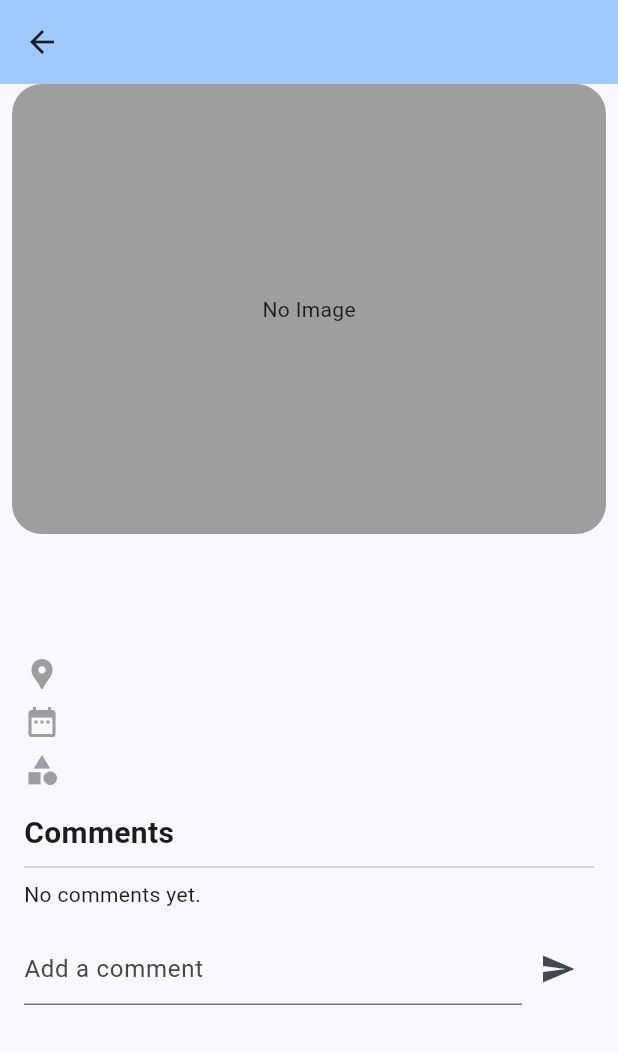
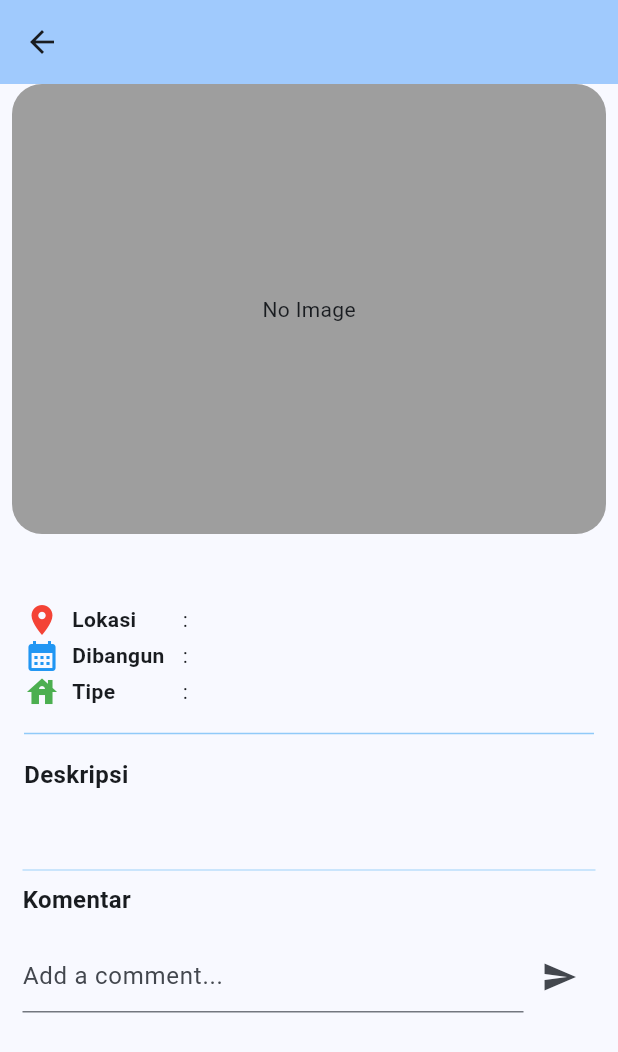
Before and after one commit to firshoot/batik_nasional, a Flutter app: the DetailScreen screen opened directly with empty values, on a phone screen of 412 x 824 dp. Shown: the top 1052 px of the screen. Run offline on Flutter 3.47's test engine with Material 3 defaults, Android fonts, the phone set to English and light mode, and no system bars; our stand-ins replace cached_network_image, cloud_firestore, firebase_auth, firebase_core, firebase_storage, google_sign_in and 2 more; accounts and stored records are empty.

Commit message:
membuat fungsi searchscreen
menjalankan fungsi searchscreen agar berfuunsgi dengan mencari namanya

```diff
--- a/batik_nasional/lib/home_screen.dart
+++ b/batik_nasional/lib/home_screen.dart
@@ -27,8 +27,16 @@ class Batik {
   });
 }
 
-class HomeScreen extends StatelessWidget {
+  class HomeScreen extends StatefulWidget {
     const HomeScreen({Key? key}) : super(key: key);
+
+    @override
+    _HomeScreenState createState() => _HomeScreenState();
+  }
+
+  class _HomeScreenState extends State<HomeScreen> {
+    final TextEditingController _searchController = TextEditingController();
+    String _searchQuery = '';
 
   Future<void> signOut(BuildContext context) async {
     await auth.FirebaseAuth.instance.signOut();
@@ -61,6 +69,7 @@ class HomeScreen extends StatelessWidget {
           child: Container(
             width: MediaQuery.of(context).size.width * 0.6,
             child: TextField(
+              controller: _searchController,
               decoration: const InputDecoration(
                 hintText: 'Search...',
                 hintStyle: TextStyle(color: Colors.white70),
@@ -69,7 +78,9 @@ class HomeScreen extends StatelessWidget {
               ),
               style: const TextStyle(color: Colors.white),
               onChanged: (query) {
-                // Implement search functionality
+                setState(() {
+                  _searchQuery = query;
+                });
               },
             ),
           ),
@@ -168,8 +179,13 @@ class HomeScreen extends StatelessWidget {
             return const Center(child: Text('Postingan Masih Kosong'));
           }
 
+          var filteredDocs = snapshot.data!.docs.where((document) {
+            var name = document['name'].toString().toLowerCase();
+            return name.contains(_searchQuery.toLowerCase());
+          }).toList();
+
           return ListView(
-            children: snapshot.data!.docs.map((document) {
+            children: filteredDocs.map((document) {
               List<String> imageUrls = List<String>.from(document['imageUrls']);
               String firstImageUrl = imageUrls.isNotEmpty ? imageUrls[0] : '';
 
@@ -326,94 +342,138 @@ class _DetailScreenState extends State<DetailScreen> {
               child: Column(
                 crossAxisAlignment: CrossAxisAlignment.start,
                 children: [
+                  const SizedBox(height: 8),
                   Text(
                     widget.batik.name,
-                    style: const TextStyle(fontSize: 24, fontWeight: FontWeight.bold),
+                    style: const TextStyle(
+                      fontSize: 20,
+                      fontWeight: FontWeight.bold,
                     ),
-                  const SizedBox(height: 8),
-                  Text(
-                    widget.batik.description,
-                    style: const TextStyle(fontSize: 16),
-                  ),
-                  const SizedBox(height: 16),
-                  Row(
-                    children: [
-                      const Icon(Icons.location_pin, color: Colors.grey),
-                      const SizedBox(width: 8),
-                      Text(widget.batik.location),
-                    ],
                   ),
                   const SizedBox(height: 8),
                   Row(
                     children: [
-                      const Icon(Icons.date_range, color: Colors.grey),
+                      const Icon(
+                        Icons.place,
+                        color: Colors.red,
+                      ),
                       const SizedBox(width: 8),
-                      Text(widget.batik.built),
+                      const SizedBox(
+                        width: 70,
+                        child: Text(
+                          'Lokasi',
+                          style: TextStyle(fontWeight: FontWeight.bold),
+                        ),
+                      ),
+                      Text(' : ${widget.batik.location}')
+                    ],
+                  ),
+                  Row(
+                    children: [
+                      const Icon(
+                        Icons.calendar_month,
+                        color: Colors.blue,
+                      ),
+                      const SizedBox(width: 8),
+                      const SizedBox(
+                        width: 70,
+                        child: Text(
+                          'Dibangun',
+                          style: TextStyle(fontWeight: FontWeight.bold),
+                        ),
+                      ),
+                      Text(' : ${widget.batik.built}')
+                    ],
+                  ),
+                  Row(
+                    children: [
+                      const Icon(
+                        Icons.house,
+                        color: Colors.green,
+                      ),
+                      const SizedBox(width: 8),
+                      const SizedBox(
+                        width: 70,
+                        child: Text(
+                          'Tipe',
+                          style: TextStyle(fontWeight: FontWeight.bold),
+                        ),
+                      ),
+                      Text(' : ${widget.batik.type}')
                     ],
                   ),
                   const SizedBox(height: 8),
-                  Row(
-                    children: [
-                      const Icon(Icons.category, color: Colors.grey),
-                      const SizedBox(width: 8),
-                      Text(widget.batik.type),
+                  Divider(color: Colors.blue.shade200),
+                  const SizedBox(height: 8),
+                  const Text(
+                    'Deskripsi',
+                    style: TextStyle(fontSize: 16, fontWeight: FontWeight.bold),
+                  ),
+                  const SizedBox(height: 8),
+                  Text(widget.batik.description),
                 ],
               ),
-                  const SizedBox(height: 16),
+            ),
+            Padding(
+              padding: const EdgeInsets.all(15),
+              child: Column(
+                crossAxisAlignment: CrossAxisAlignment.start,
+                children: [
+                  Divider(color: Colors.blue.shade100),
                   const Text(
-                    'Comments',
-                    style: TextStyle(fontSize: 20, fontWeight: FontWeight.bold),
+                    'Komentar',
+                    style: TextStyle(fontSize: 16, fontWeight: FontWeight.bold),
                   ),
-                  const Divider(),
-                  StreamBuilder<QuerySnapshot>(
+                  const SizedBox(height: 8),
+                  StreamBuilder(
                     stream: FirebaseFirestore.instance
                         .collection('comments')
                         .where('postId', isEqualTo: widget.batik.name)
                         .orderBy('timestamp', descending: true)
                         .snapshots(),
-                    builder: (context, snapshot) {
+                    builder: (context, AsyncSnapshot<QuerySnapshot> snapshot) {
                       if (!snapshot.hasData) {
-                        return const CircularProgressIndicator();
+                        return const Center(child: CircularProgressIndicator());
                       }
 
-                      var comments = snapshot.data!.docs;
-
-                      if (comments.isEmpty) {
-                        return const Text('No comments yet.');
-                      }
-
-                      return ListView.builder(
+                      return ListView(
                         shrinkWrap: true,
-                        itemCount: comments.length,
-                        itemBuilder: (context, index) {
-                          var comment = comments[index];
+                        children: snapshot.data!.docs.map((document) {
                           return ListTile(
-                            title: Text(comment['comment']),
+                            title: Text(document['comment']),
                             subtitle: Text(
-                                comment['timestamp'].toDate().toString()),
+                                document['timestamp'].toDate().toString()),
                           );
-                        },
+                        }).toList(),
                       );
                     },
                   ),
-                  const SizedBox(height: 16),
-                  if (isSignedIn)
-                    Row(
+                  const SizedBox(height: 8),
+                  isSignedIn
+                      ? Row(
                           children: [
                             Expanded(
                               child: TextField(
                                 controller: _commentController,
-                            decoration:
-                                const InputDecoration(hintText: 'Add a comment'),
+                                decoration: const InputDecoration(
+                                  hintText: 'Add a comment...',
+                                ),
                               ),
                             ),
                             IconButton(
                               icon: const Icon(Icons.send),
                               onPressed: () {
-                            _postComment(widget.batik.name, _commentController.text);
+                                _postComment(widget.batik.name,
+                                    _commentController.text);
                               },
                             ),
                           ],
+                        )
+                      : const Center(
+                          child: Text(
+                            'Sign in to post comments',
+                            style: TextStyle(color: Colors.red),
+                          ),
                         ),
                 ],
               ),
--- a/batik_nasional/lib/profile.dart
+++ b/batik_nasional/lib/profile.dart
@@ -27,9 +27,10 @@ class _ProfileScreenState extends State<ProfileScreen> {
     if (user != null) {
       DocumentSnapshot userProfile = await FirebaseFirestore.instance.collection('users').doc(user.uid).get();
       if (userProfile.exists) {
+        Map<String, dynamic> data = userProfile.data() as Map<String, dynamic>;
         setState(() {
-          _nameController.text = userProfile['name'];
-          _imageUrl = userProfile['imageUrl'];
+          _nameController.text = data.containsKey('name') ? data['name'] : '';
+          _imageUrl = data.containsKey('imageUrl') ? data['imageUrl'] : '';
         });
       }
     }
@@ -57,7 +58,7 @@ class _ProfileScreenState extends State<ProfileScreen> {
       await FirebaseFirestore.instance.collection('users').doc(user.uid).set({
         'name': _nameController.text,
         'imageUrl': _imageUrl,
-      });
+      }, SetOptions(merge: true));
       ScaffoldMessenger.of(context).showSnackBar(
         SnackBar(content: Text('Profile Berhasil Di Simpan')),
       );
```
Lines whose indentation alone changed are shown as unchanged.
